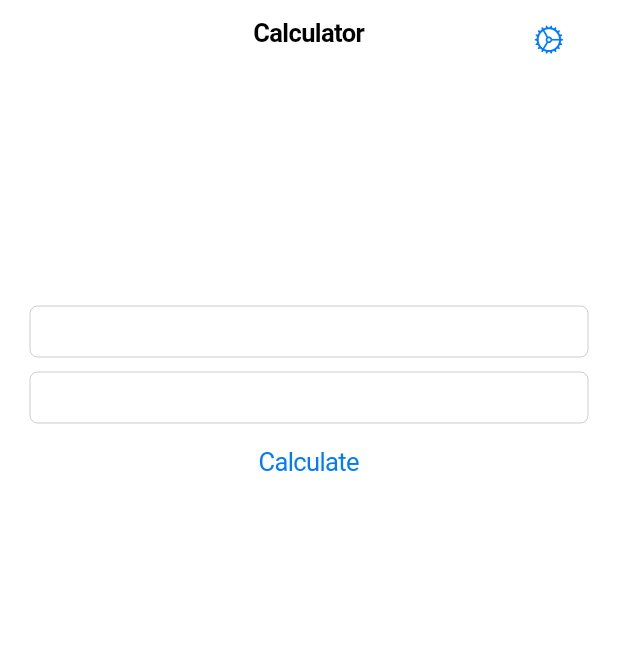
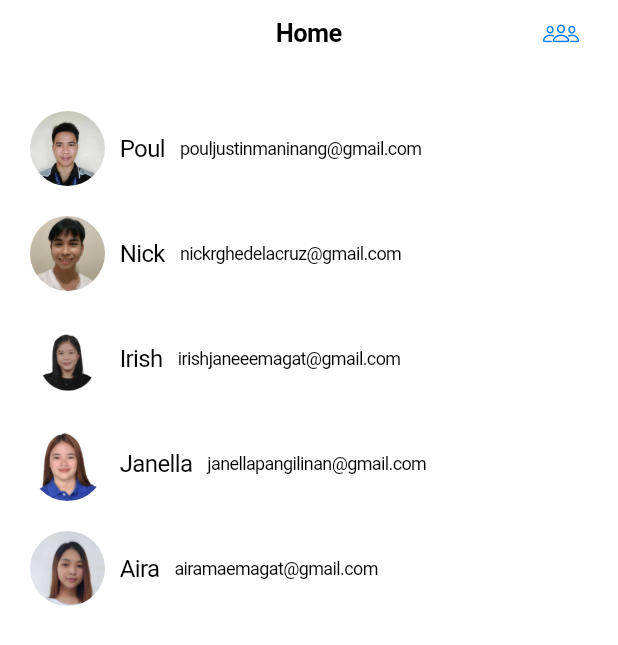
Before and after one commit to Poul08/Androidstudio, a Flutter app: the screen it shows after launch, on a phone screen of 412 x 824 dp. Shown: the top 645 px of the screen. Run offline on Flutter 3.47's test engine with Material 3 defaults, Android fonts, the phone set to English and light mode, and no system bars.

Commit message:
irisj jane magat

```diff
--- a/lib/main.dart
+++ b/lib/main.dart
@@ -1,89 +1,144 @@
 import 'package:flutter/cupertino.dart';
+import 'package:flutter/material.dart';
 
-void main(){
+void main() {
   runApp(
-
     CupertinoApp(
       debugShowCheckedModeBanner: false,
-        home: MyApp(),)
+      home: HomeScreen(),
+    ),
   );
 }
 
-class MyApp extends StatefulWidget {
-  const MyApp({super.key});
-
-  @override
-  State<MyApp> createState() => _MyAppState();
-}
-
-class _MyAppState extends State<MyApp> {
-  TextEditingController _num1 = TextEditingController();
-  TextEditingController _num2 = TextEditingController();
-  String ans = "";
+class HomeScreen extends StatelessWidget {
+  final List<Map<String, String>> users = [
+    {'name': 'Poul', 'image': 'images/poul.jpg', 'email': 'pouljustinmaninang@gmail.com', 'birthday': 'May 8, 2001', 'contact': '123-456-7890', 'address': 'San luis Pampanga.', 'age': '23'},
+    {'name': 'Nick', 'image': 'images/nick.jpg', 'email': 'nickrghedelacruz@gmail.com', 'birthday': 'June 20, 1990', 'contact': '234-567-8901', 'address': 'Candaba, Pampanga', 'age': '34'},
+    {'name': 'Irish', 'image': 'images/person2.jpg', 'email': 'irishjaneeemagat@gmail.com', 'birthday': 'July 7, 1998', 'contact': '345-678-9012', 'address': 'Candaba, Pampanga', 'age': '26'},
+    {'name': 'Janella', 'image': 'images/person1.jpg', 'email': 'janellapangilinan@gmail.com', 'birthday': 'May 27, 1995', 'contact': '456-789-0123', 'address': 'Candaba, Pampanga', 'age': '29'},
+    {'name': 'Aira', 'image': 'images/person3.jpg', 'email': 'airamaemagat@gmail.com', 'birthday': 'March 4, 1995', 'contact': '567-890-1234', 'address': 'Candaba, Pampanga', 'age': '29'},
+  ];
 
   @override
   Widget build(BuildContext context) {
-
     return CupertinoPageScaffold(
       navigationBar: CupertinoNavigationBar(
-            middle: Text('Calculator'),
-            trailing: CupertinoButton(child: Icon(CupertinoIcons.settings, size: 20,), onPressed: (){
-
-              showCupertinoDialog(context: context, builder: (context){
+        middle: Text('Home'),
+        trailing: CupertinoButton(
+          padding: EdgeInsets.zero,
+          child: Icon(CupertinoIcons.group, size: 24),
+          onPressed: () {
+            showCupertinoDialog(
+              context: context,
+              builder: (context) {
                 return CupertinoAlertDialog(
                   title: Text('List of Members'),
-                  content: Column(
+                  content: SingleChildScrollView(
+                    scrollDirection: Axis.horizontal,
+                    child: Row(
+                      mainAxisAlignment: MainAxisAlignment.center,
+                      children: users.map((user) {
+                        return Padding(
+                          padding: const EdgeInsets.symmetric(horizontal: 5.0),
+                          child: Column(
                             children: [
-                      ClipOval(child: Image.asset('images/poul.jpg', height: 50,)),
-                      Text('Poul Justin Maninang'),
-                      ClipOval(child: Image.asset('images/poul.jpg', height: 50,)),
-                      Text('Nick Dela Cruz')
+                              ClipOval(
+                                child: Image.asset(
+                                  user['image']!,
+                                  height: 35,
+                                  width: 35,
+                                  fit: BoxFit.cover,
+                                ),
+                              ),
+                              SizedBox(height: 5),
+                              Text(user['name']!, style: TextStyle(fontSize: 12)),
                             ],
                           ),
+                        );
+                      }).toList(),
+                    ),
+                  ),
                   actions: [
-                    CupertinoButton(child: Text('Close', style: TextStyle(color: CupertinoColors.destructiveRed ),), onPressed: (){
+                    CupertinoButton(
+                      child: Text('Close', style: TextStyle(color: CupertinoColors.destructiveRed)),
+                      onPressed: () {
                         Navigator.pop(context);
-                    })
+                      },
+                    ),
                   ],
                 );
-              });
-
-
-            })
+              },
+            );
+          },
         ),
-
-
+      ),
       child: SafeArea(
         child: Padding(
           padding: const EdgeInsets.all(20.0),
           child: Column(
+            children: users.map((user) {
+              return GestureDetector(
+                onTap: () {
+                  showCupertinoDialog(
+                    context: context,
+                    builder: (context) {
+                      return CupertinoAlertDialog(
+                        title: Text(user['name']!),
+                        content: Column(
                           children: [
-                SizedBox(height: 100,),
-                SizedBox(height: 40,),
-                CupertinoTextField(
-                  controller: _num1,
+                            ClipOval(
+                              child: Image.asset(
+                                user['image']!,
+                                height: 70,
+                                width: 70,
+                                fit: BoxFit.cover,
                               ),
-                SizedBox(height: 10,),
-                CupertinoTextField(
-                  controller: _num2,
                             ),
-                CupertinoButton(child: Text('Calculate'), onPressed: (){
-                  setState(() {
-                    double n1 = double.parse(_num1.text);
-                    double n2 = double.parse(_num2.text);
-                    double answer = n1 + n2;
-                    ans = answer.toString();
-                    print(ans);
-                  });
-
-
-                }),
-
-                Text("$ans"),
-
+                            SizedBox(height: 10),
+                            Text('Email: ${user['email']}'),
+                            Text('Birthday: ${user['birthday']}'),
+                            Text('Age: ${user['age']}'),
+                            Text('Contact: ${user['contact']}'),
+                            Text('Address: ${user['address']}'),
+                          ],
+                        ),
+                        actions: [
+                          CupertinoButton(
+                            child: Text('Close',
+                                style: TextStyle(color: CupertinoColors.destructiveRed)),
+                            onPressed: () {
+                              Navigator.pop(context);
+                            },
+                          ),
+                        ],
+                      );
+                    },
+                  );
+                },
+                child: Padding(
+                  padding: const EdgeInsets.symmetric(vertical: 10.0),
+                  child: Row(
+                    children: [
+                      ClipOval(
+                        child: Image.asset(
+                          user['image']!,
+                          height: 50,
+                          width: 50,
+                          fit: BoxFit.cover,
+                        ),
+                      ),
+                      SizedBox(width: 10),
+                      Text(user['name']!, style: TextStyle(fontSize: 16)),
+                      SizedBox(width: 10),
+                      Text(user['email']!, style: TextStyle(fontSize: 12)),
                     ],
                   ),
                 ),
-        ));
+              );
+            }).toList(),
+          ),
+        ),
+      ),
+    );
   }
 }
```
Also changed, not shown: images/nick.jpg (added), images/person1.jpg (added), images/person2.jpg (added), images/person3.jpg (added), 1 other file. Lines whose indentation alone changed are shown as unchanged.
